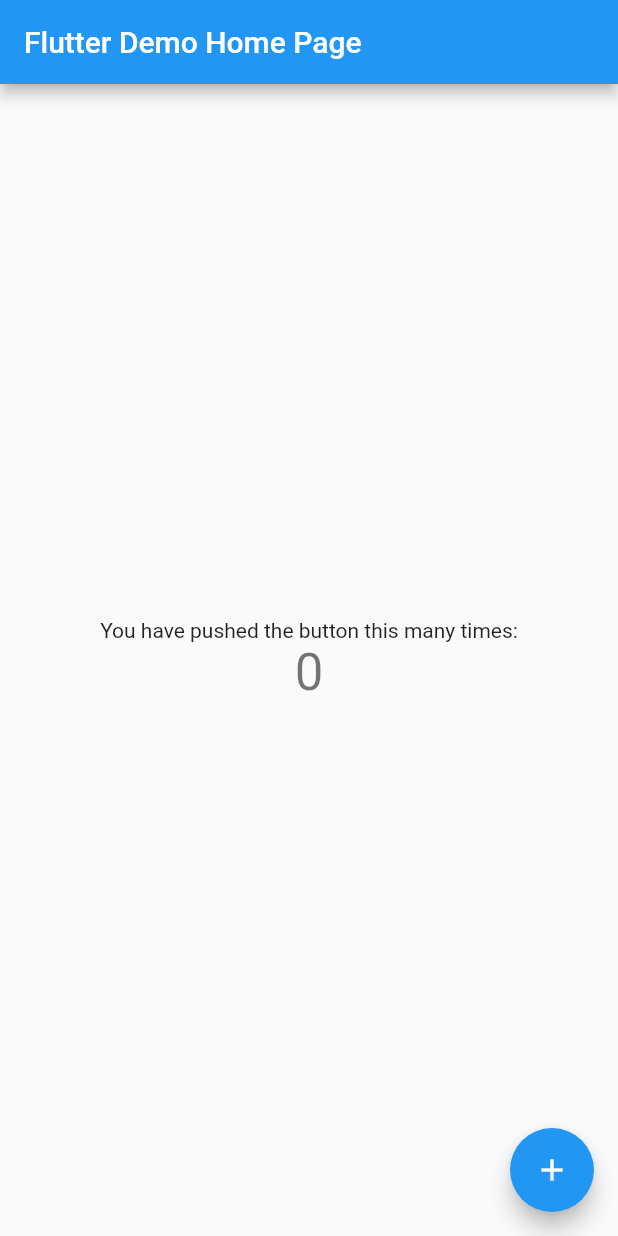
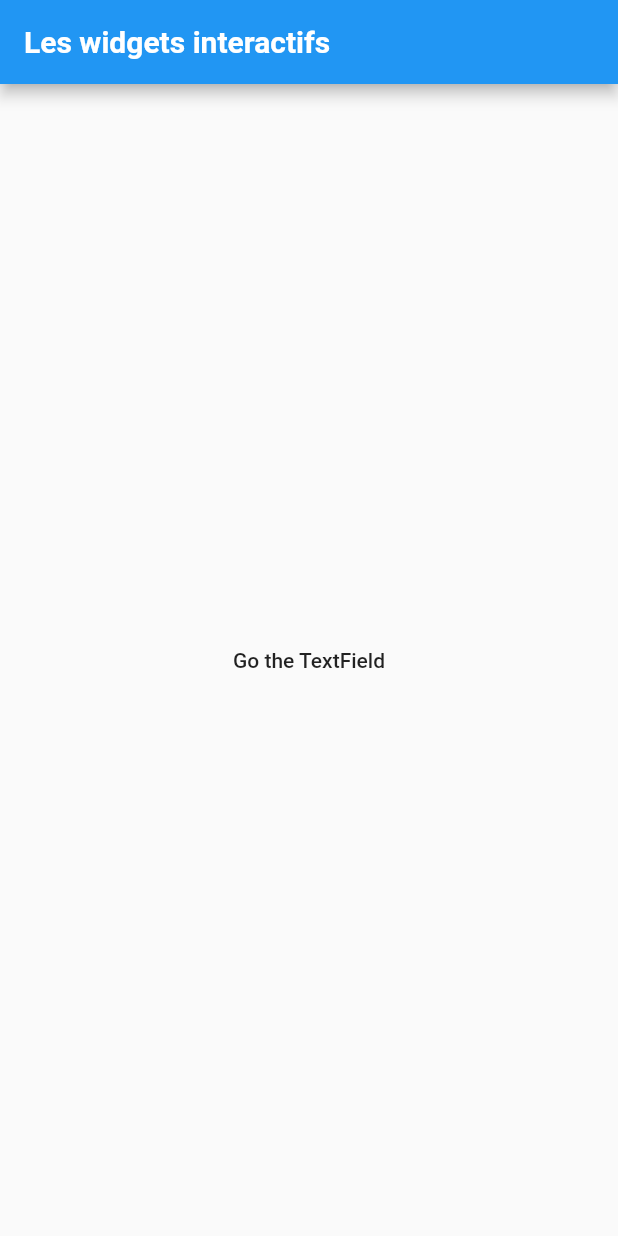
Before and after one commit to Flow2dot0/flutter_interactive_widgets, a Flutter app: the screen it shows after launch, on a phone screen of 412 x 824 dp. Run offline on Flutter 3.47's test engine with Material 2 defaults, Android fonts, the phone set to English and light mode, and no system bars.

Commit message:
textbox_1

```diff
--- a/lib/main.dart
+++ b/lib/main.dart
@@ -1,4 +1,6 @@
 import 'package:flutter/material.dart';
+import 'package:flutter_interactive_widgets/widgets/custom_text.dart';
+import 'package:flutter_interactive_widgets/widgets/text_field_page.dart';
 
 void main() => runApp(MyApp());
 
@@ -9,103 +11,36 @@ class MyApp extends StatelessWidget {
     return MaterialApp(
       title: 'Flutter Demo',
       theme: ThemeData(
-        // This is the theme of your application.
-        //
-        // Try running your application with "flutter run". You'll see the
-        // application has a blue toolbar. Then, without quitting the app, try
-        // changing the primarySwatch below to Colors.green and then invoke
-        // "hot reload" (press "r" in the console where you ran "flutter run",
-        // or simply save your changes to "hot reload" in a Flutter IDE).
-        // Notice that the counter didn't reset back to zero; the application
-        // is not restarted.
         primarySwatch: Colors.blue,
       ),
-      home: MyHomePage(title: 'Flutter Demo Home Page'),
+      home: Main(),
+      debugShowCheckedModeBanner: false,
     );
   }
 }
 
-class MyHomePage extends StatefulWidget {
-  MyHomePage({Key key, this.title}) : super(key: key);
-
-  // This widget is the home page of your application. It is stateful, meaning
-  // that it has a State object (defined below) that contains fields that affect
-  // how it looks.
-
-  // This class is the configuration for the state. It holds the values (in this
-  // case the title) provided by the parent (in this case the App widget) and
-  // used by the build method of the State. Fields in a Widget subclass are
-  // always marked "final".
-
-  final String title;
-
-  @override
-  _MyHomePageState createState() => _MyHomePageState();
-}
-
-class _MyHomePageState extends State<MyHomePage> {
-  int _counter = 0;
-
-  void _incrementCounter() {
-    setState(() {
-      // This call to setState tells the Flutter framework that something has
-      // changed in this State, which causes it to rerun the build method below
-      // so that the display can reflect the updated values. If we changed
-      // _counter without calling setState(), then the build method would not be
-      // called again, and so nothing would appear to happen.
-      _counter++;
-    });
-  }
-
+class Main extends StatelessWidget {
   @override
   Widget build(BuildContext context) {
-    // This method is rerun every time setState is called, for instance as done
-    // by the _incrementCounter method above.
-    //
-    // The Flutter framework has been optimized to make rerunning build methods
-    // fast, so that you can just rebuild anything that needs updating rather
-    // than having to individually change instances of widgets.
     return Scaffold(
       appBar: AppBar(
-        // Here we take the value from the MyHomePage object that was created by
-        // the App.build method, and use it to set our appbar title.
-        title: Text(widget.title),
+        title: CustomText("Les widgets interactifs", color: Colors.white, weight: FontWeight.bold,),
       ),
       body: Center(
-        // Center is a layout widget. It takes a single child and positions it
-        // in the middle of the parent.
-        child: Column(
-          // Column is also layout widget. It takes a list of children and
-          // arranges them vertically. By default, it sizes itself to fit its
-          // children horizontally, and tries to be as tall as its parent.
-          //
-          // Invoke "debug painting" (press "p" in the console, choose the
-          // "Toggle Debug Paint" action from the Flutter Inspector in Android
-          // Studio, or the "Toggle Debug Paint" command in Visual Studio Code)
-          // to see the wireframe for each widget.
-          //
-          // Column has various properties to control how it sizes itself and
-          // how it positions its children. Here we use mainAxisAlignment to
-          // center the children vertically; the main axis here is the vertical
-          // axis because Columns are vertical (the cross axis would be
-          // horizontal).
-          mainAxisAlignment: MainAxisAlignment.center,
-          children: <Widget>[
-            Text(
-              'You have pushed the button this many times:',
-            ),
-            Text(
-              '$_counter',
-              style: Theme.of(context).textTheme.display1,
-            ),
-          ],
+        child: Container(
+          child: Column(
+            mainAxisAlignment: MainAxisAlignment.spaceEvenly,
+            children: <Widget>[
+              FlatButton(
+                  onPressed: () {
+                    Navigator.push(context, MaterialPageRoute(builder: (context) => TextFieldPage()));
+                  },
+                  child: Text("Go the TextField")
+              )
+            ],
+          ),
         ),
       ),
-      floatingActionButton: FloatingActionButton(
-        onPressed: _incrementCounter,
-        tooltip: 'Increment',
-        child: Icon(Icons.add),
-      ), // This trailing comma makes auto-formatting nicer for build methods.
     );
   }
 }
--- /dev/null
+++ b/lib/widgets/custom_text.dart
@@ -0,0 +1,17 @@
+import 'package:flutter/material.dart';
+
+class CustomText extends Text {
+
+  CustomText(String text, {color : Colors.black, textAlign : TextAlign.center, factor, weight : FontWeight.normal, style : FontStyle.normal}):
+      super(
+        text,
+        textAlign : textAlign,
+        textScaleFactor : factor,
+        style : TextStyle(
+          color: color,
+          fontWeight: weight,
+          fontStyle: style,
+        )
+      );
+
+}
```
Also changed, not shown: lib/widgets/custom_textField.dart (added, +17 -0 lines), lib/widgets/text_field_page.dart (added, +73 -0 lines).
